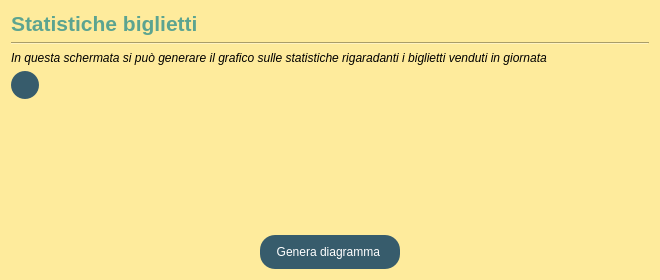
Before: the Qt Designer form statistiche/view/Statistiche_Biglietti_UI2.ui in StracciaMatteo/GestioneCinema, drawn with Qt 5.
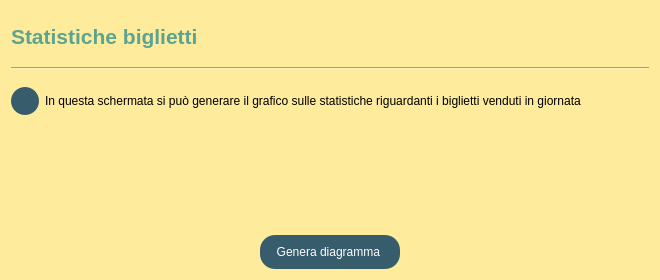
After: the same form once the commit is applied. Icons and pictures are not drawn.

Diff of the .ui file:
```diff
--- a/statistiche/view/Statistiche_Biglietti_UI2.ui
+++ b/statistiche/view/Statistiche_Biglietti_UI2.ui
@@ -24,6 +24,18 @@
     <layout class="QVBoxLayout" name="verticalLayout_2">
      <item>
       <widget class="QLabel" name="label_StatBiglietti">
+       <property name="minimumSize">
+        <size>
+         <width>0</width>
+         <height>50</height>
+        </size>
+       </property>
+       <property name="maximumSize">
+        <size>
+         <width>16777215</width>
+         <height>50</height>
+        </size>
+       </property>
        <property name="font">
         <font>
          <pointsize>16</pointsize>
@@ -46,18 +58,6 @@
        </property>
       </widget>
      </item>
-     <item>
-      <widget class="QLabel" name="label_FraseStatBigl">
-       <property name="font">
-        <font>
-         <italic>true</italic>
-        </font>
-       </property>
-       <property name="text">
-        <string>In questa schermata si può generare il grafico sulle statistiche rigaradanti i biglietti venduti in giornata</string>
-       </property>
-      </widget>
-     </item>
      <item>
       <layout class="QHBoxLayout" name="horizontalLayout_3">
        <property name="leftMargin">
@@ -68,6 +68,18 @@
        </property>
        <item>
         <widget class="QPushButton" name="btn_tornaIndietroSB">
+         <property name="sizePolicy">
+          <sizepolicy hsizetype="Fixed" vsizetype="Fixed">
+           <horstretch>0</horstretch>
+           <verstretch>0</verstretch>
+          </sizepolicy>
+         </property>
+         <property name="maximumSize">
+          <size>
+           <width>28</width>
+           <height>28</height>
+          </size>
+         </property>
          <property name="styleSheet">
           <string notr="true">QPushButton{
 border-radius: 14px;
@@ -97,20 +109,31 @@
           <iconset>
            <normaloff>../../images/Torna-Indietro-icon.png</normaloff>../../images/Torna-Indietro-icon.png</iconset>
          </property>
-        </widget>
-       </item>
-       <item>
-        <spacer name="horizontalSpacer_2">
-         <property name="orientation">
-          <enum>Qt::Horizontal</enum>
-         </property>
-         <property name="sizeHint" stdset="0">
+         <property name="iconSize">
           <size>
-           <width>40</width>
+           <width>20</width>
            <height>20</height>
           </size>
          </property>
-        </spacer>
+        </widget>
+       </item>
+       <item>
+        <widget class="QLabel" name="label_FraseStatBigl">
+         <property name="minimumSize">
+          <size>
+           <width>0</width>
+           <height>50</height>
+          </size>
+         </property>
+         <property name="font">
+          <font>
+           <italic>false</italic>
+          </font>
+         </property>
+         <property name="text">
+          <string>In questa schermata si può generare il grafico sulle statistiche riguardanti i biglietti venduti in giornata</string>
+         </property>
+        </widget>
        </item>
       </layout>
      </item>
```
Left out of the diff: 3 changed lines with no effect on the pictures.
